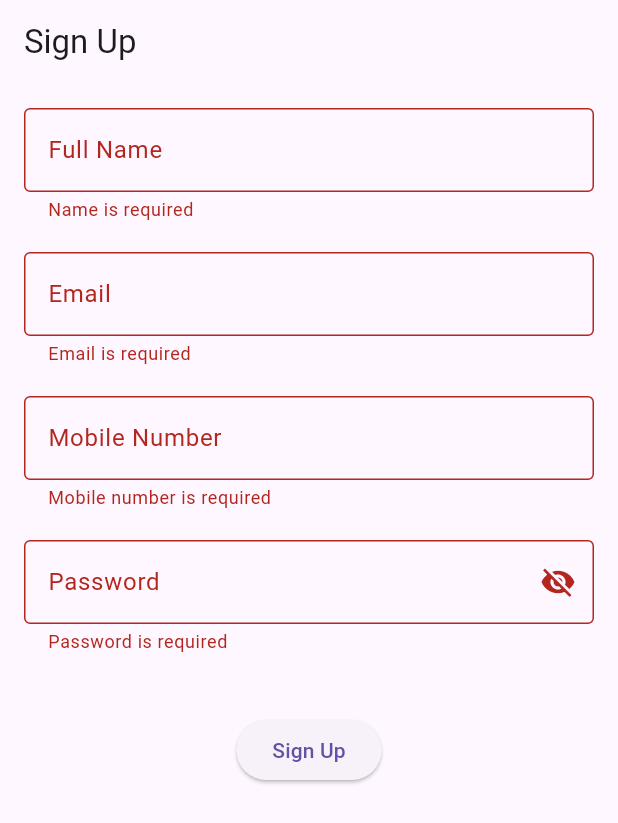
After one commit to Rathod-Kuldeepsingh/bodhimind_Application, a Flutter app: the SignUpPage screen opened directly, after a tap on "Sign Up", on a phone screen of 412 x 824 dp. The commit adds this screen. Shown: the top 823 px of the screen. Run offline on Flutter 3.47's test engine with Material 3 defaults, Android fonts, the phone set to English and light mode, and no system bars; our stand-ins replace cloud_firestore, firebase_auth, firebase_core, flutter_otp_text_field, get, google_fonts and 5 more; missing offline and left inert: dart:ffi; accounts and stored records are empty; network calls fail; project files that could hold a hidden picture were left out.

Commit message:
update 19

```diff
--- a/lib/dash/dashboard_screen.dart
+++ b/lib/dash/dashboard_screen.dart
@@ -4,7 +4,7 @@ import 'package:get/route_manager.dart';
 import 'package:google_fonts/google_fonts.dart';
 import 'package:shubham_test/auth/authen.dart';
 import 'package:shubham_test/dash/h.dart';
-import 'package:shubham_test/login_sign.dart/login_screen.dart';
+import 'package:shubham_test/user_authentication/login_screen.dart';
 import 'package:shubham_test/main.dart';
 
 class DashboardScreen extends StatefulWidget {
--- /dev/null
+++ b/lib/dash/demo.dart
@@ -0,0 +1,164 @@
+import 'package:flutter/material.dart';
+
+class SignUpPage extends StatefulWidget {
+  @override
+  _SignUpPageState createState() => _SignUpPageState();
+}
+
+class _SignUpPageState extends State<SignUpPage> {
+  final _formKey = GlobalKey<FormState>();
+
+  final _nameController = TextEditingController();
+  final _emailController = TextEditingController();
+  final _mobileController = TextEditingController();
+  final _passwordController = TextEditingController();
+
+  bool _isPasswordVisible = false;
+
+  @override
+  void dispose() {
+    _nameController.dispose();
+    _emailController.dispose();
+    _mobileController.dispose();
+    _passwordController.dispose();
+    super.dispose();
+  }
+
+  String? validateName(String? name) {
+    if (name == null || name.isEmpty) {
+      return 'Name is required';
+    } else if (name.length < 3) {
+      return 'Name must be at least 3 characters long';
+    }
+    return null;
+  }
+
+  String? validateEmail(String? email) {
+    if (email == null || email.isEmpty) {
+      return 'Email is required';
+    } else if (!RegExp(r'^[\w\.-]+@[\w-]+\.\w{2,3}(\.\w{2,3})?$').hasMatch(email)) {
+      return 'Enter a valid email address';
+    }
+    return null;
+  }
+
+  String? validateMobile(String? mobile) {
+    if (mobile == null || mobile.isEmpty) {
+      return 'Mobile number is required';
+    } else if (mobile.length != 10) {
+      return 'Mobile number must be 10 digits long';
+    }
+    return null;
+  }
+
+  String? validatePassword(String? password) {
+    if (password == null || password.isEmpty) {
+      return 'Password is required';
+    } else if (password.length < 8) {
+      return 'Password must be at least 8 characters long';
+    } else if (!RegExp(r'[A-Z]').hasMatch(password)) {
+      return 'Password must contain at least one uppercase letter';
+    } else if (!RegExp(r'[a-z]').hasMatch(password)) {
+      return 'Password must contain at least one lowercase letter';
+    } else if (!RegExp(r'[0-9]').hasMatch(password)) {
+      return 'Password must contain at least one digit';
+    } else if (!RegExp(r'[!@#\$&*~]').hasMatch(password)) {
+      return 'Password must contain at least one special character';
+    }
+    return null;
+  }
+
+  void _submitForm() {
+    if (_formKey.currentState!.validate()) {
+      // Process the sign-up (e.g., send data to the server)
+      ScaffoldMessenger.of(context).showSnackBar(
+        SnackBar(content: Text('Form submitted successfully!')),
+      );
+    }
+  }
+
+  @override
+  Widget build(BuildContext context) {
+    return Scaffold(
+      appBar: AppBar(
+        title: Text('Sign Up'),
+      ),
+      body: Padding(
+        padding: const EdgeInsets.all(16.0),
+        child: Form(
+          key: _formKey,
+          child: SingleChildScrollView(
+            child: Column(
+              crossAxisAlignment: CrossAxisAlignment.start,
+              children: [
+                TextFormField(
+                  controller: _nameController,
+                  decoration: InputDecoration(
+                    labelText: 'Full Name',
+                    border: OutlineInputBorder(),
+                  ),
+                  validator: validateName,
+                ),
+                SizedBox(height: 20),
+                TextFormField(
+                  controller: _emailController,
+                  keyboardType: TextInputType.emailAddress,
+                  decoration: InputDecoration(
+                    labelText: 'Email',
+                    border: OutlineInputBorder(),
+                  ),
+                  validator: validateEmail,
+                ),
+                SizedBox(height: 20),
+                TextFormField(
+                  controller: _mobileController,
+                  keyboardType: TextInputType.phone,
+                  decoration: InputDecoration(
+                    labelText: 'Mobile Number',
+                    border: OutlineInputBorder(),
+                  ),
+                  validator: validateMobile,
+                ),
+                SizedBox(height: 20),
+                TextFormField(
+                  controller: _passwordController,
+                  obscureText: !_isPasswordVisible,
+                  decoration: InputDecoration(
+                    labelText: 'Password',
+                    border: OutlineInputBorder(),
+                    suffixIcon: IconButton(
+                      icon: Icon(
+                        _isPasswordVisible
+                            ? Icons.visibility
+                            : Icons.visibility_off,
+                      ),
+                      onPressed: () {
+                        setState(() {
+                          _isPasswordVisible = !_isPasswordVisible;
+                        });
+                      },
+                    ),
+                  ),
+                  validator: validatePassword,
+                ),
+                SizedBox(height: 40),
+                Center(
+                  child: ElevatedButton(
+                    onPressed: _submitForm,
+                    child: Text('Sign Up'),
+                  ),
+                ),
+              ],
+            ),
+          ),
+        ),
+      ),
+    );
+  }
+}
+
+void main() {
+  runApp(MaterialApp(
+    home: SignUpPage(),
+  ));
+}
--- a/lib/dash/h.dart
+++ b/lib/dash/h.dart
@@ -2,7 +2,7 @@
 
 import 'package:flutter/material.dart';
 import 'package:shubham_test/auth/authen.dart';
-import 'package:shubham_test/login_sign.dart/login_screen.dart';
+import 'package:shubham_test/user_authentication/login_screen.dart';
 
 class Homescreen extends StatefulWidget {
   const Homescreen({super.key});
--- a/lib/splash.dart
+++ b/lib/splash/splash.dart
@@ -1,5 +1,5 @@
 import 'package:flutter/material.dart';
-import 'package:shubham_test/onboarding_page.dart';
+import 'package:shubham_test/onscreen/onboarding_page.dart';
 import 'package:lottie/lottie.dart';
 import "package:simple_gradient_text/simple_gradient_text.dart";
 
--- a/lib/login_sign.dart/sign_screen.dart
+++ b/lib/user_authentication/sign_screen.dart
@@ -7,11 +7,13 @@ import 'package:cloud_firestore/cloud_firestore.dart';
 import 'package:flutter/material.dart';
 import 'package:firebase_auth/firebase_auth.dart';
 import 'package:get/get.dart';
+import 'package:google_sign_in/google_sign_in.dart';
 import 'package:lottie/lottie.dart';
 import 'package:shubham_test/auth/authen.dart';
 import 'package:shubham_test/dash/dashboard_screen.dart';
 import 'package:shubham_test/dash/h.dart';
-import 'package:shubham_test/login_sign.dart/login_screen.dart';
+import 'package:shubham_test/demo/auth.dart';
+import 'package:shubham_test/user_authentication/login_screen.dart';
 import 'package:shubham_test/main.dart';
 import 'package:shubham_test/otp_screen/otp_s2.dart';
 
@@ -26,6 +28,9 @@ class SignScreen extends StatefulWidget {
 
 class _SignScreenState extends State<SignScreen> {
   final _auth = Authservice();
+
+
+ final AuthService _authService = AuthService();// google authentication
 
   final _email = TextEditingController();
   final _password = TextEditingController();
@@ -50,10 +55,54 @@ class _SignScreenState extends State<SignScreen> {
   }
 
   bool _isVisible = false;
+// validation for name
+
+  String? validateName(String? name) {
+    if (name == null || name.isEmpty) {
+      return 'Name is required';
+    } else if (name.length < 3) {
+      return 'Name must be at least 3 characters long';
+    }
+    return null;
+  }
+
+  String? validateMobile(String? mobile) {
+    if (mobile == null || mobile.isEmpty) {
+      return 'Mobile number is required';
+    } else if (mobile.length != 10) {
+      return 'Mobile number must be 10 digits long';
+    }
+    return null;
+  }
+
+  String? validatePassword(String? password) {
+    if (password == null || password.isEmpty) {
+      return 'Password is required';
+    } else if (password.length < 8) {
+      return 'Password must be at least 8 characters long';
+    } else if (!RegExp(r'[A-Z]').hasMatch(password)) {
+      return 'Password must contain at least one uppercase letter';
+    } else if (!RegExp(r'[a-z]').hasMatch(password)) {
+      return 'Password must contain at least one lowercase letter';
+    } else if (!RegExp(r'[0-9]').hasMatch(password)) {
+      return 'Password must contain at least one digit';
+    } else if (!RegExp(r'[!@#\$&*~]').hasMatch(password)) {
+      return 'Password must contain at least one special character';
+    }
+    return null;
+  }
+
+  void _submitForm() {
+    if (_formkey.currentState!.validate()) {
+      // Process the sign-up (e.g., send data to the server)
+      ScaffoldMessenger.of(context).showSnackBar(
+        SnackBar(content: Text('Account Login Successfully')),
+      );
+    }
+  }
 
   @override
   Widget build(BuildContext context) {
-
     return Scaffold(
       backgroundColor: Colors.white,
       body: SingleChildScrollView(
@@ -88,7 +137,6 @@ class _SignScreenState extends State<SignScreen> {
                     padding: const EdgeInsets.all(20),
                     child: TextFormField(
                       controller: _fullname,
-
                       decoration: InputDecoration(
                           prefixIcon: const Icon(
                             Icons.person_outline_outlined,
@@ -99,9 +147,7 @@ class _SignScreenState extends State<SignScreen> {
                           border: OutlineInputBorder(
                             borderRadius: BorderRadius.circular(32),
                           )),
-                      validator: (name) => name!.length < 6
-                          ? 'Name should be at Least 3 Characters'
-                          : null,
+                      validator: validateName,
                     ),
                   ),
                 ),
@@ -112,7 +158,6 @@ class _SignScreenState extends State<SignScreen> {
                     child: TextFormField(
                       controller: _email,
                       keyboardType: TextInputType.emailAddress,
-
                       decoration: InputDecoration(
                           prefixIcon: const Icon(
                             Icons.email_outlined,
@@ -134,7 +179,6 @@ class _SignScreenState extends State<SignScreen> {
                     child: TextFormField(
                       controller: _mobile,
                       keyboardType: TextInputType.number,
-
                       decoration: InputDecoration(
                           prefixIcon: const Icon(
                             Icons.mobile_friendly_outlined,
@@ -145,10 +189,7 @@ class _SignScreenState extends State<SignScreen> {
                           border: OutlineInputBorder(
                             borderRadius: BorderRadius.circular(32),
                           )),
-
-                      validator: (number) => number!.length < 10
-                          ? 'Number should be at Least 10 digit'
-                          : null,
+                      validator: validateMobile,
                     ),
                   ),
                 ),
@@ -159,7 +200,6 @@ class _SignScreenState extends State<SignScreen> {
                     child: TextFormField(
                       controller: _password,
                       obscureText: _isVisible,
-
                       decoration: InputDecoration(
                         prefixIcon: const Icon(
                           Icons.fingerprint,
@@ -184,9 +224,7 @@ class _SignScreenState extends State<SignScreen> {
                               : const Icon(Icons.visibility_off),
                         ),
                       ),
-                      validator: (password) => password!.length < 8
-                          ? 'Contains at least 8 characters\nContains at least 1 number '
-                          : null,
+                      validator: validatePassword,
                     ),
                   ),
                 ),
@@ -200,11 +238,9 @@ class _SignScreenState extends State<SignScreen> {
                       width: 210,
                       child: ElevatedButton(
                         onPressed: () {
-                          _formkey.currentState!.validate();
+                          _submitForm();
                           _signup();
-                        }
-
-                        ,
+                        },
                         style: ElevatedButton.styleFrom(
                           backgroundColor: Colors.blue,
                         ),
@@ -234,7 +270,14 @@ class _SignScreenState extends State<SignScreen> {
                   child: SizedBox(
                     width: 210,
                     child: OutlinedButton.icon(
-                        onPressed: () {},
+                        onPressed: () async {
+                          User? user = await _authService.signInWithGoogle();
+                          if (user != null) {
+                            print('User signed in: ${user.displayName}');
+                          } else {
+                            print('Sign-in failed');
+                          }
+                        },
                         icon: const Image(
                           image: AssetImage("asset/google.png"),
                           width: 30,
--- a/pubspec.yaml
+++ b/pubspec.yaml
@@ -36,14 +36,16 @@ dependencies:
   # Use with the CupertinoIcons class for iOS style icons.
   cupertino_icons: ^1.0.6
   lottie:
-  firebase_core:
-  firebase_auth: ^4.16.0
   google_fonts:
   simple_gradient_text: ^1.3.0
   get: ^4.6.6
   smooth_page_indicator: ^1.2.0+3
   flutter_otp_text_field: ^1.1.3+2
   cloud_firestore:
+  google_sign_in: ^6.2.1
+  firebase_core: ^2.24.2
+  firebase_auth:
+
 
 dev_dependencies:
   flutter_test:
```
Also changed, not shown: lib/auth/authen.dart (+29 -0 lines), lib/demo/auth.dart (added, +35 -0 lines), lib/main.dart (+11 -9 lines), lib/onscreen/onboarding_page.dart (renamed from lib/onboarding_page.dart, +6 -6 lines), lib/user_authentication/login_screen.dart (renamed from lib/login_sign.dart/login_screen.dart, +54 -6 lines), firebase.json, lib/firebase_options.dart, lib/onscreen/on_screen1.dart (renamed from lib/on_screen1.dart), lib/onscreen/on_screen2.dart (renamed from lib/on_screen2.dart), lib/onscreen/on_screen3.dart (renamed from lib/on_screen3.dart), lib/onscreen/on_screen4.dart (renamed from lib/on_screen4.dart), lib/onscreen/on_screen5.dart (renamed from lib/on_screen5.dart), lib/onscreen/on_screen6.dart (renamed from lib/on_screen6.dart), pubspec.lock, 6 other files.
